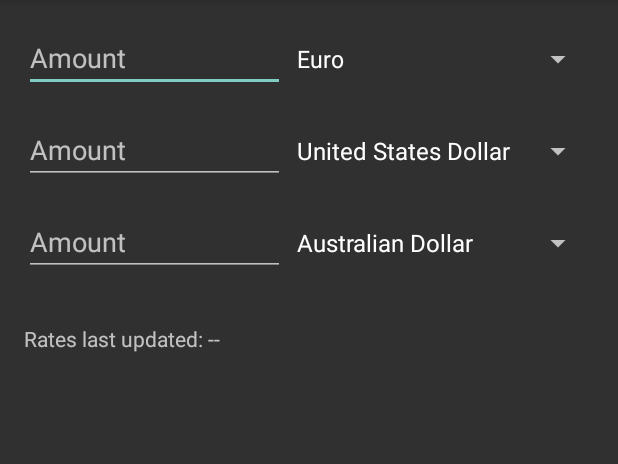
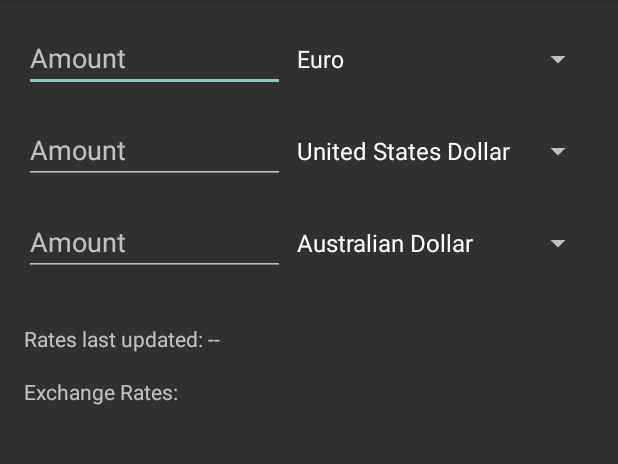
Before and after one commit to kall-tech/Curren-C, an Android app built with Jetpack Compose: the screen it shows after launch (MainActivity), on a phone screen of 412 x 824 dp, the part 84-548 px from its top. Run offline under Robolectric (Android 15) with nearby library versions, the phone set to English and light mode, and no system bars; our stand-ins replace Room's generated code; 1 statement that could not run was skipped.

Commit message:
added rates display for debugging

```diff
--- a/app/src/main/res/layout/activity_main.xml
+++ b/app/src/main/res/layout/activity_main.xml
@@ -89,5 +89,14 @@
         app:layout_constraintTop_toBottomOf="@id/currencyLayout3"
         app:layout_constraintStart_toStartOf="parent"
         android:layout_marginTop="32dp" />
+    <!--Todo: make toggleable-->
+    <TextView
+        android:id="@+id/ratesInfoTextView"
+        android:layout_width="wrap_content"
+        android:layout_height="wrap_content"
+        android:text="Exchange Rates:"
+        app:layout_constraintTop_toBottomOf="@id/lastUpdateTextView"
+        app:layout_constraintStart_toStartOf="parent"
+        android:layout_marginTop="16dp" />
 
 </androidx.constraintlayout.widget.ConstraintLayout>
```
Also changed, not shown: app/src/main/java/com/kalltech/currenc_converter/repository/ExchangeRateRepository.kt (+15 -2 lines).
